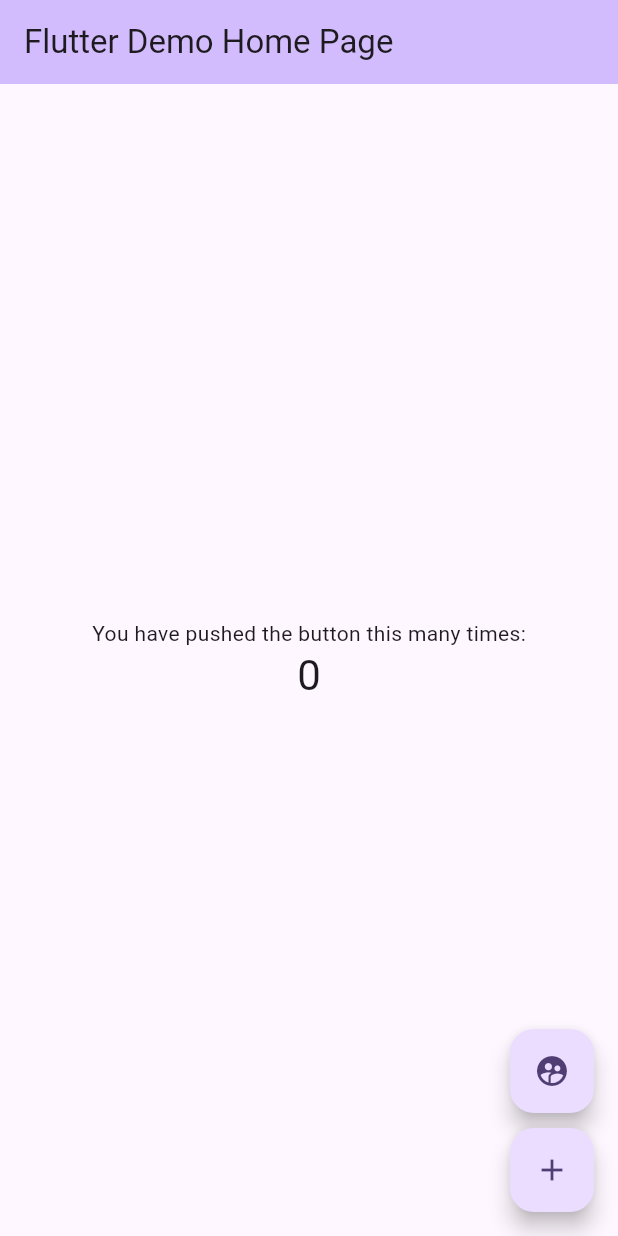
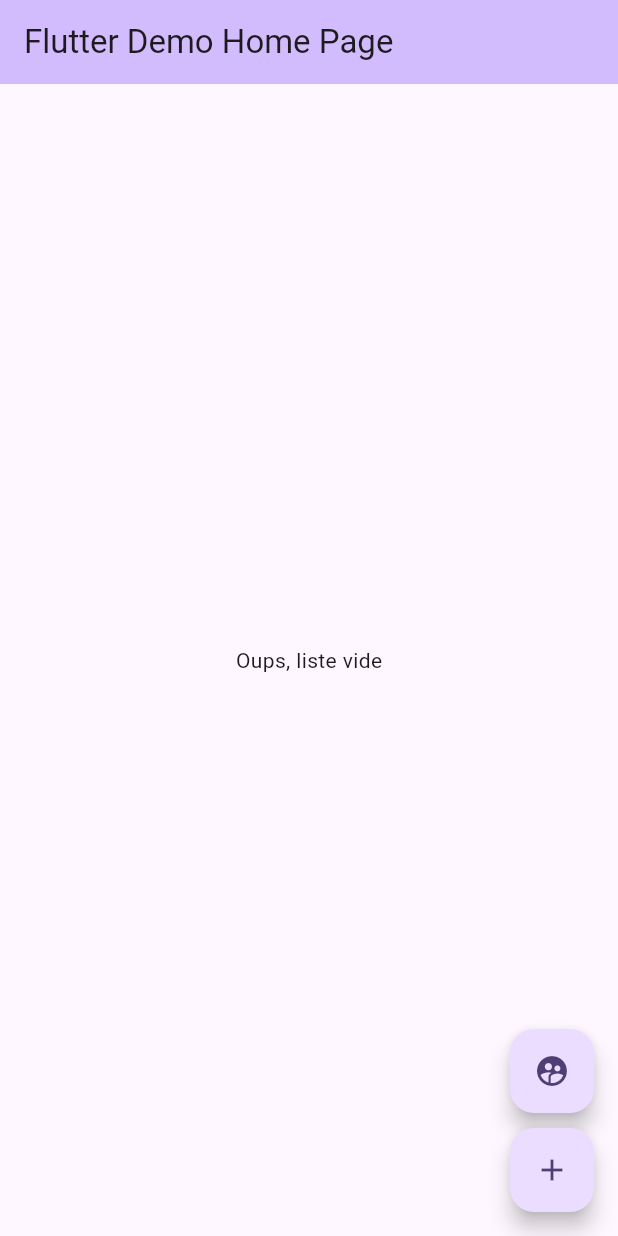
Before and after one commit to ThomasEcalle/firebase_moc, a Flutter app: the screen it shows after launch, on a phone screen of 412 x 824 dp. Run offline on Flutter 3.47's test engine with Material 3 defaults, Android fonts, the phone set to English and light mode, and no system bars; our stand-ins replace cloud_firestore, firebase_analytics, firebase_core; accounts and stored records are empty.

```diff
--- a/lib/main.dart
+++ b/lib/main.dart
@@ -1,3 +1,4 @@
+import 'package:cloud_firestore/cloud_firestore.dart';
 import 'package:firebase_analytics/firebase_analytics.dart';
 import 'package:firebase_core/firebase_core.dart';
 import 'package:flutter/material.dart';
@@ -48,6 +49,12 @@ class _MyHomePageState extends State<MyHomePage> {
     super.initState();
     FirebaseAnalytics.instance.setUserProperty(name: 'name', value: 'toto');
     FirebaseAnalytics.instance.setUserProperty(name: 'age', value: '42');
+
+    FirebaseFirestore.instance.collection('users').snapshots().listen((event) {
+      for (final element in event.docs) {
+        print(element.data());
+      }
+    });
   }
 
   void _incrementCounter() {
@@ -65,50 +72,46 @@ class _MyHomePageState extends State<MyHomePage> {
 
   @override
   Widget build(BuildContext context) {
-    // This method is rerun every time setState is called, for instance as done
-    // by the _incrementCounter method above.
-    //
-    // The Flutter framework has been optimized to make rerunning build methods
-    // fast, so that you can just rebuild anything that needs updating rather
-    // than having to individually change instances of widgets.
     return Scaffold(
       appBar: AppBar(
-        // TRY THIS: Try changing the color here to a specific color (to
-        // Colors.amber, perhaps?) and trigger a hot reload to see the AppBar
-        // change color while the other colors stay the same.
         backgroundColor: Theme.of(context).colorScheme.inversePrimary,
-        // Here we take the value from the MyHomePage object that was created by
-        // the App.build method, and use it to set our appbar title.
         title: Text(widget.title),
       ),
-      body: Center(
-        // Center is a layout widget. It takes a single child and positions it
-        // in the middle of the parent.
-        child: Column(
-          // Column is also a layout widget. It takes a list of children and
-          // arranges them vertically. By default, it sizes itself to fit its
-          // children horizontally, and tries to be as tall as its parent.
-          //
-          // Column has various properties to control how it sizes itself and
-          // how it positions its children. Here we use mainAxisAlignment to
-          // center the children vertically; the main axis here is the vertical
-          // axis because Columns are vertical (the cross axis would be
-          // horizontal).
-          //
-          // TRY THIS: Invoke "debug painting" (choose the "Toggle Debug Paint"
-          // action in the IDE, or press "p" in the console), to see the
-          // wireframe for each widget.
-          mainAxisAlignment: MainAxisAlignment.center,
-          children: <Widget>[
-            const Text(
-              'You have pushed the button this many times:',
-            ),
-            Text(
-              '$_counter',
-              style: Theme.of(context).textTheme.headlineMedium,
-            ),
-          ],
-        ),
+      body: StreamBuilder<QuerySnapshot>(
+        stream: FirebaseFirestore.instance.collection('users').snapshots(),
+        builder: (context, snapshot) {
+          if (snapshot.hasError) {
+            return const Center(
+              child: Text('Oups, une erreur est survenue'),
+            );
+          }
+
+          if (snapshot.connectionState == ConnectionState.waiting) {
+            return const Center(
+              child: CircularProgressIndicator(),
+            );
+          }
+
+          final documents = snapshot.data?.docs;
+          if (documents == null || documents.isEmpty) {
+            return const Center(
+              child: Text('Oups, liste vide'),
+            );
+          }
+
+          return ListView.builder(
+            itemCount: documents.length,
+            itemBuilder: (context, index) {
+              final data = documents[index].data();
+              if(data == null) return const SizedBox();
+              final userData = data as Map<String, dynamic>;
+              return ListTile(
+                title: Text(userData['name'] as String),
+                subtitle: Text(userData['age'].toString()),
+              );
+            },
+          );
+        },
       ),
       floatingActionButton: Column(
         mainAxisAlignment: MainAxisAlignment.end,
@@ -134,8 +137,8 @@ class _MyHomePageState extends State<MyHomePage> {
 
     // try {
     //   final documentReference = await FirebaseFirestore.instance.collection('users').add({
-    //     'name': 'Léa',
-    //     'age': 23,
+    //     'name': 'Ousmane',
+    //     'age': 54,
     //   });
     //
     //   print('Document généré : ${documentReference.id}');
@@ -144,12 +147,12 @@ class _MyHomePageState extends State<MyHomePage> {
     // }
 
     /// Modification d'un document
-
+    //
     // try {
-    //   const userId = '1tPhBXjw9cmE3TDohyQ1';
-    //   await FirebaseFirestore.instance.collection('users').doc(userId).set({
-    //     'name': 'Gérard',
-    //   }, SetOptions(merge: true));
+    //   const userId = '3SLiErOWJsBCNlG6bQn0';
+    //   await FirebaseFirestore.instance.collection('users').doc(userId).update({
+    //     'age': '30',
+    //   });
     // } catch(error) {
     //   print('Oups, erreur: $error');
     // }
```
